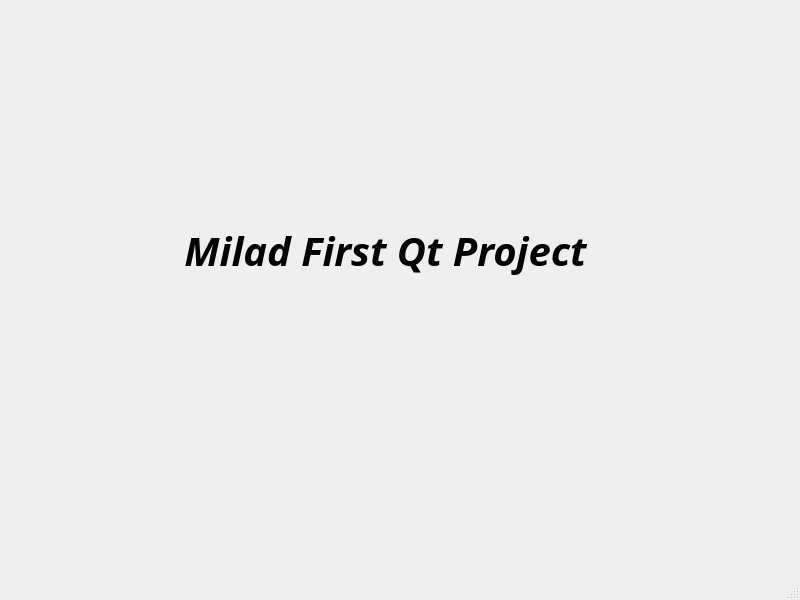
miladjobs/TestQT, file mainwindow.ui: the form before one commit.
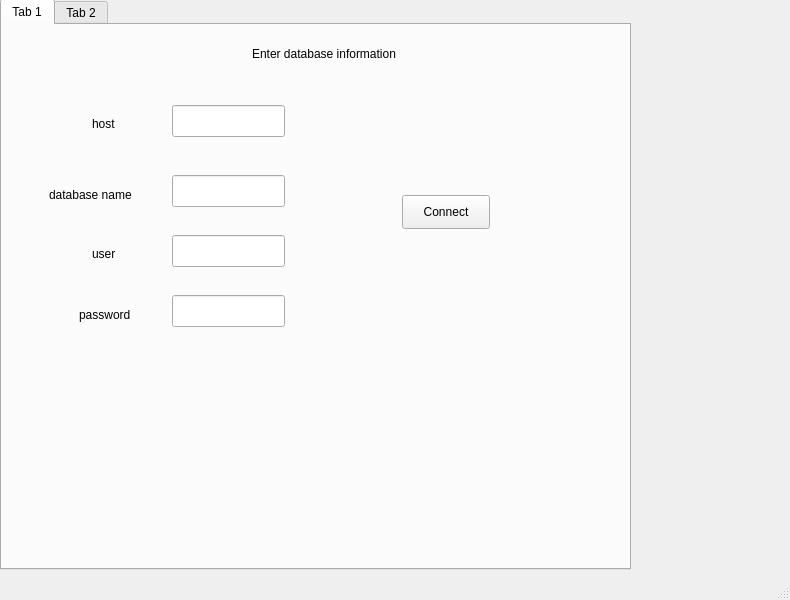
The form after the commit.

```diff
--- a/mainwindow.ui
+++ b/mainwindow.ui
@@ -6,7 +6,7 @@
    <rect>
     <x>0</x>
     <y>0</y>
-    <width>800</width>
+    <width>790</width>
     <height>600</height>
    </rect>
   </property>
@@ -14,30 +14,205 @@
    <string>MainWindow</string>
   </property>
   <widget class="QWidget" name="centralwidget">
-   <widget class="QLabel" name="label">
+   <widget class="QTabWidget" name="tabWidget">
     <property name="geometry">
      <rect>
-      <x>160</x>
-      <y>110</y>
-      <width>451</width>
-      <height>281</height>
+      <x>0</x>
+      <y>-1</y>
+      <width>631</width>
+      <height>571</height>
      </rect>
     </property>
-    <property name="font">
-     <font>
-      <family>Vemana2000</family>
-      <pointsize>30</pointsize>
-      <weight>75</weight>
-      <italic>true</italic>
-      <bold>true</bold>
-     </font>
+    <property name="currentIndex">
+     <number>0</number>
     </property>
-    <property name="text">
-     <string>Milad First Qt Project</string>
-    </property>
-    <property name="alignment">
-     <set>Qt::AlignCenter</set>
-    </property>
+    <widget class="QWidget" name="tab">
+     <attribute name="title">
+      <string>Tab 1</string>
+     </attribute>
+     <widget class="QLineEdit" name="lineEdit">
+      <property name="geometry">
+       <rect>
+        <x>170</x>
+        <y>80</y>
+        <width>113</width>
+        <height>32</height>
+       </rect>
+      </property>
+     </widget>
+     <widget class="QLineEdit" name="lineEdit_2">
+      <property name="geometry">
+       <rect>
+        <x>170</x>
+        <y>150</y>
+        <width>113</width>
+        <height>32</height>
+       </rect>
+      </property>
+     </widget>
+     <widget class="QLineEdit" name="lineEdit_3">
+      <property name="geometry">
+       <rect>
+        <x>170</x>
+        <y>210</y>
+        <width>113</width>
+        <height>32</height>
+       </rect>
+      </property>
+     </widget>
+     <widget class="QLineEdit" name="lineEdit_4">
+      <property name="geometry">
+       <rect>
+        <x>170</x>
+        <y>270</y>
+        <width>113</width>
+        <height>32</height>
+       </rect>
+      </property>
+     </widget>
+     <widget class="QLabel" name="label">
+      <property name="geometry">
+       <rect>
+        <x>90</x>
+        <y>90</y>
+        <width>58</width>
+        <height>18</height>
+       </rect>
+      </property>
+      <property name="text">
+       <string>host</string>
+      </property>
+     </widget>
+     <widget class="QLabel" name="label_2">
+      <property name="geometry">
+       <rect>
+        <x>47</x>
+        <y>160</y>
+        <width>101</width>
+        <height>20</height>
+       </rect>
+      </property>
+      <property name="text">
+       <string>database name</string>
+      </property>
+     </widget>
+     <widget class="QLabel" name="label_3">
+      <property name="geometry">
+       <rect>
+        <x>90</x>
+        <y>220</y>
+        <width>31</width>
+        <height>18</height>
+       </rect>
+      </property>
+      <property name="text">
+       <string>user</string>
+      </property>
+     </widget>
+     <widget class="QLabel" name="label_4">
+      <property name="geometry">
+       <rect>
+        <x>77</x>
+        <y>280</y>
+        <width>71</width>
+        <height>20</height>
+       </rect>
+      </property>
+      <property name="text">
+       <string>password</string>
+      </property>
+     </widget>
+     <widget class="QLabel" name="label_5">
+      <property name="geometry">
+       <rect>
+        <x>250</x>
+        <y>20</y>
+        <width>191</width>
+        <height>18</height>
+       </rect>
+      </property>
+      <property name="text">
+       <string>Enter database information</string>
+      </property>
+     </widget>
+     <widget class="QPushButton" name="pushButton">
+      <property name="geometry">
+       <rect>
+        <x>400</x>
+        <y>170</y>
+        <width>88</width>
+        <height>34</height>
+       </rect>
+      </property>
+      <property name="text">
+       <string>Connect</string>
+      </property>
+     </widget>
+    </widget>
+    <widget class="QWidget" name="tab_2">
+     <attribute name="title">
+      <string>Tab 2</string>
+     </attribute>
+     <widget class="QTableView" name="tableView">
+      <property name="geometry">
+       <rect>
+        <x>5</x>
+        <y>250</y>
+        <width>611</width>
+        <height>261</height>
+       </rect>
+      </property>
+     </widget>
+     <widget class="QPushButton" name="pushButton_2">
+      <property name="geometry">
+       <rect>
+        <x>370</x>
+        <y>100</y>
+        <width>88</width>
+        <height>34</height>
+       </rect>
+      </property>
+      <property name="text">
+       <string>Submit</string>
+      </property>
+     </widget>
+     <widget class="QLineEdit" name="lineEdit_5">
+      <property name="geometry">
+       <rect>
+        <x>130</x>
+        <y>100</y>
+        <width>113</width>
+        <height>32</height>
+       </rect>
+      </property>
+     </widget>
+     <widget class="QLabel" name="label_6">
+      <property name="geometry">
+       <rect>
+        <x>60</x>
+        <y>110</y>
+        <width>58</width>
+        <height>18</height>
+       </rect>
+      </property>
+      <property name="text">
+       <string>Name</string>
+      </property>
+     </widget>
+     <widget class="QLabel" name="label_7">
+      <property name="geometry">
+       <rect>
+        <x>210</x>
+        <y>10</y>
+        <width>171</width>
+        <height>18</height>
+       </rect>
+      </property>
+      <property name="text">
+       <string>Enter New Person name</string>
+      </property>
+     </widget>
+    </widget>
    </widget>
   </widget>
   <widget class="QMenuBar" name="menubar">
```
Left out of the diff: 2 changed lines with no effect on the pictures.
